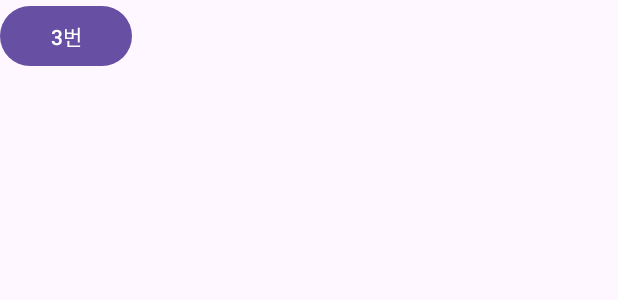
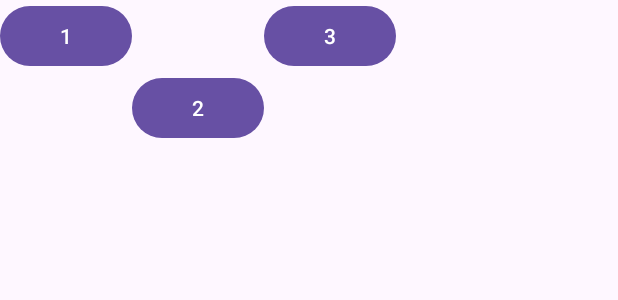
Before and after one commit to hsyoodev/MyApplication, an Android app: the layout activity_main.xml on its own in the app's theme, with its tools: preview values and no code run, on a phone screen of 412 x 824 dp. Shown: the top 300 px of the screen. Run offline under Robolectric (Android 15) with nearby library versions, the phone set to English and light mode, and no system bars.

Commit message:
GridLayout

```diff
--- a/app/src/main/res/layout/activity_main.xml
+++ b/app/src/main/res/layout/activity_main.xml
@@ -1,18 +1,20 @@
 <?xml version="1.0" encoding="utf-8"?>
-<TableLayout xmlns:android="http://schemas.android.com/apk/res/android"
+<GridLayout xmlns:android="http://schemas.android.com/apk/res/android"
     android:layout_width="match_parent"
     android:layout_height="match_parent">
 
-    <TableRow>
+    <Button
+        android:text="1"
+        android:layout_row="0"
+        android:layout_column="0" />
 
-        <Button
-            android:text="1번"
-            android:layout_span="2" />
+    <Button
+        android:text="2"
+        android:layout_row="1"
+        android:layout_column="1" />
 
-        <Button
-            android:text="2번"
-            android:layout_span="2" />
-
-        <Button android:text="3번" />
-    </TableRow>
-</TableLayout>
+    <Button
+        android:text="3"
+        android:layout_row="0"
+        android:layout_column="2" />
+</GridLayout>
```
